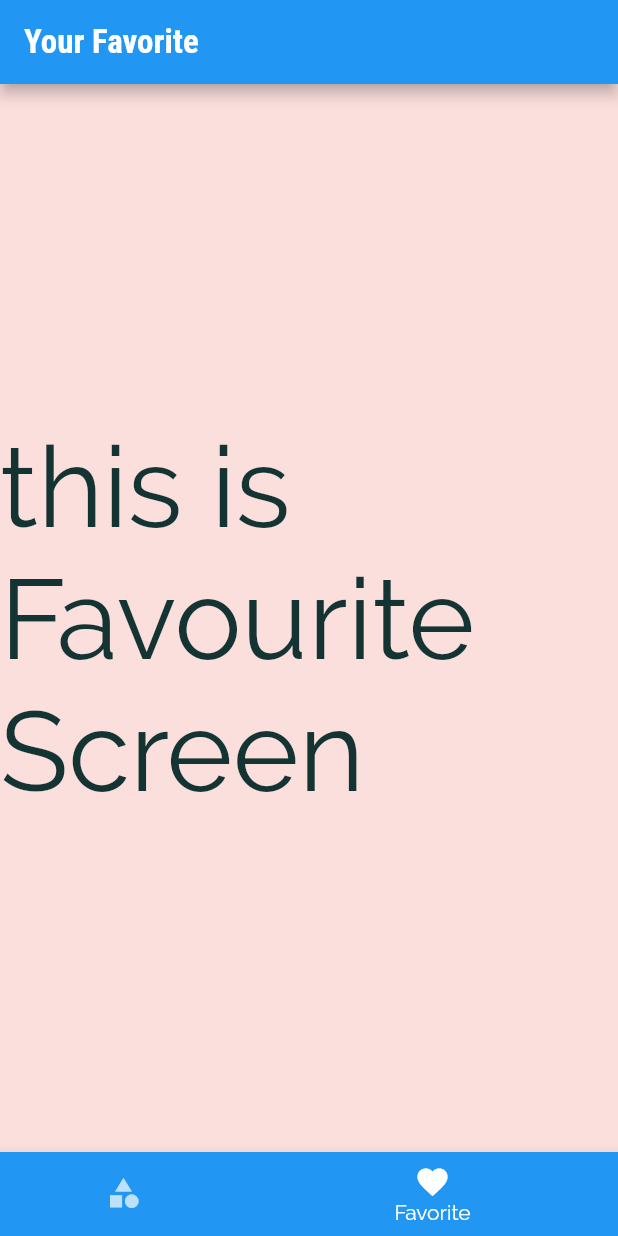
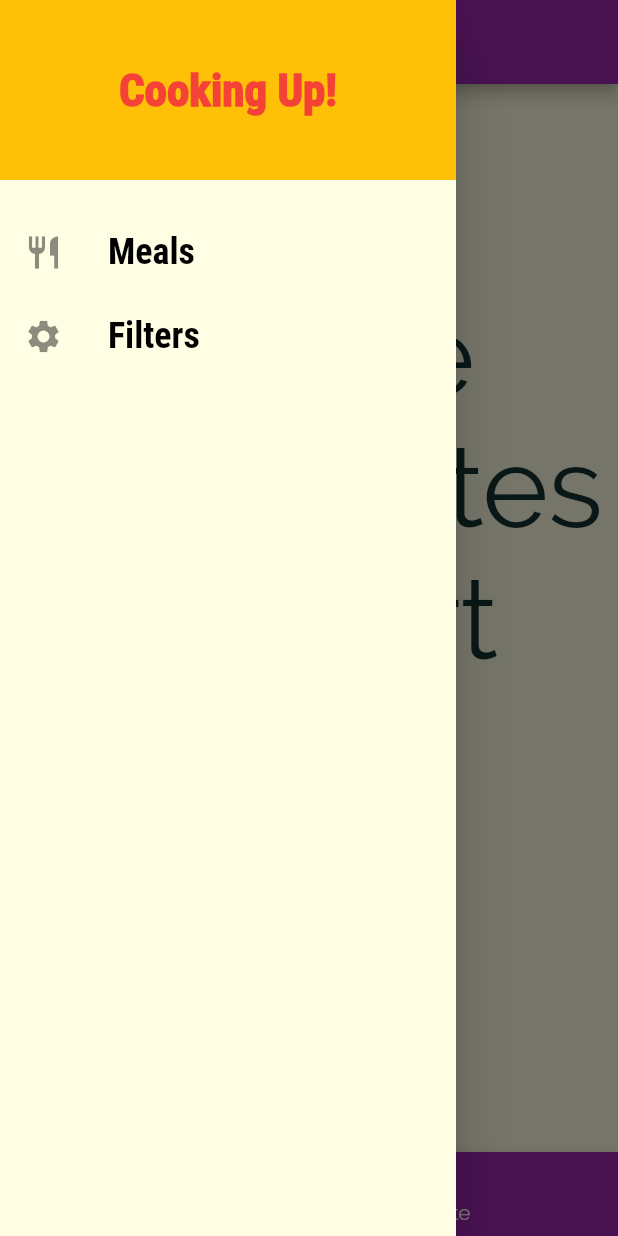
Before and after one commit to shubhamk1020/meals_app, a Flutter app: the screen it shows after launch, item 2 of the bottom bar chosen, with the side drawer open (before the commit the screen has no drawer), on a phone screen of 412 x 824 dp. Run offline on Flutter 3.47's test engine with Material 2 defaults, Android fonts, the phone set to English and light mode, and no system bars.

Commit message:
final Meal app

```diff
--- a/lib/Models/meal.dart
+++ b/lib/Models/meal.dart
@@ -27,6 +27,7 @@ class Meal {
   final bool isVegan;
   final bool isVegetarian;
 
+
    Meal(
       { this.id,
        this.categories,
--- a/lib/Screen/favorite_Screen.dart
+++ b/lib/Screen/favorite_Screen.dart
@@ -1,15 +1,38 @@
 import 'package:flutter/material.dart';
 
+import '../Models/meal.dart';
+import '../Widget/mealItem.dart';
 
 class FavoriteScreen extends StatelessWidget {
-  const FavoriteScreen({Key key}) : super(key: key);
+  final List<Meal> favoriteMeals;
+
+  const FavoriteScreen(this.favoriteMeals);
 
   @override
   Widget build(BuildContext context) {
-    return Center(
-      child: Container(
-        child: Text('this is Favourite Screen',style: TextStyle(fontSize: 75),),
-      ),
-    );
+    if (favoriteMeals.isEmpty) {
+      return Center(
+        child: Container(
+          child: Text(
+            'You have no favorites yet - start adding some!',
+            style: TextStyle(fontSize: 75),
+          ),
+        ),
+      );
+    } else {
+      return ListView.builder(
+        itemBuilder: (ctx, index) {
+          return MealItem(
+            id: favoriteMeals[index].id,
+            title: favoriteMeals[index].title,
+            imageUrl: favoriteMeals[index].imageUrl,
+            duration: favoriteMeals[index].duration,
+            complexity: favoriteMeals[index].complexity,
+            affordability: favoriteMeals[index].affordability,
+          );
+        },
+        itemCount: favoriteMeals.length,
+      );
+    }
   }
 }
--- a/lib/Screen/tab_screen.dart
+++ b/lib/Screen/tab_screen.dart
@@ -1,24 +1,34 @@
 import 'package:flutter/material.dart';
+import '../Models/meal.dart';
+import '../Widget/main_drawer.dart';
 import '../Screen/Category_Screen.dart';
 import '../Screen/favorite_Screen.dart';
 
+class TabScreen extends StatefulWidget {
+  final List<Meal> favoriteMeals;
 
-class TabScreen extends StatefulWidget {
-  const TabScreen({Key key}) : super(key: key);
+  const TabScreen(this.favoriteMeals);
+
 
   @override
   State<TabScreen> createState() => _TabScreenState();
 }
 
 class _TabScreenState extends State<TabScreen> {
-  final List<Map<String, Object>> _Pages = [
-    {'Page' : CategoryScreen(),
+   List<Map<String, Object>> _Pages;
+  int _selectePageIndex = 0;
+
+  @override
+  void initState() {
+    _Pages =  [
+    {'Page': CategoryScreen(),
     'title': 'Category'},
-
-      {'Page' :  FavoriteScreen(),
+    {'Page': FavoriteScreen(widget.favoriteMeals),
     'title': 'Your Favorite'},
-    ];
-  int _selectePageIndex = 0;
+  ];
+    // TODO: implement initState
+    super.initState();
+  }
 
   void _selectPage(int index) {
     setState(() {
@@ -29,9 +39,10 @@ class _TabScreenState extends State<TabScreen> {
   @override
   Widget build(BuildContext context) {
     return Scaffold(
-      appBar: AppBar(title: Text(_Pages[_selectePageIndex]['title']),
-
+      appBar: AppBar(
+        title: Text(_Pages[_selectePageIndex]['title']),
       ),
+      drawer: MainDrawer(),
       body: _Pages[_selectePageIndex]['Page'],
       bottomNavigationBar: BottomNavigationBar(
         currentIndex: _selectePageIndex,
@@ -41,14 +52,15 @@ class _TabScreenState extends State<TabScreen> {
         elevation: 8,
         onTap: _selectPage,
         type: BottomNavigationBarType.shifting,
-        items:  [
-
+        items: [
           BottomNavigationBarItem(
-            backgroundColor: Theme.of(context).primaryColor,
-              icon: Icon(Icons.category), label: 'Category'),
+              backgroundColor: Theme.of(context).primaryColor,
+              icon: Icon(Icons.category),
+              label: 'Category'),
           BottomNavigationBarItem(
-            backgroundColor: Theme.of(context).primaryColor,
-              icon: Icon(Icons.favorite), label: 'Favorite'),
+              backgroundColor: Theme.of(context).primaryColor,
+              icon: Icon(Icons.favorite),
+              label: 'Favorite'),
         ],
       ),
     );
--- /dev/null
+++ b/lib/Widget/main_drawer.dart
@@ -0,0 +1,60 @@
+import 'package:flutter/material.dart';
+import 'package:meals_app/Screen/filters_Screen.dart';
+import '../Screen/Category_Screen.dart';
+
+class MainDrawer extends StatelessWidget {
+  const MainDrawer({Key key}) : super(key: key);
+
+  Widget buildListTitle(String title, IconData icon, Function tapMethod) {
+    return ListTile(
+      leading: Icon(
+        icon,
+        size: 26,
+      ),
+      title: Text(
+        title,
+        style: const TextStyle(
+            fontWeight: FontWeight.bold,
+            fontFamily: 'RobotoCondensed',
+            fontSize: 24,
+            color: Colors.black),
+      ),
+      onTap: tapMethod,
+    );
+  }
+
+  @override
+  Widget build(BuildContext context) {
+    return Drawer(
+      child: Column(
+        children: [
+          Container(
+            alignment: Alignment.center,
+            height: 120,
+            width: double.infinity,
+            padding: EdgeInsets.all(10),
+            color: Colors.amber,
+            child: const Text(
+              'Cooking Up!',
+              style: TextStyle(
+                  color: Colors.red,
+                  fontWeight: FontWeight.w900,
+                  fontSize: 30,
+                  fontFamily: 'RobotoCondensed'),
+            ),
+          ),
+          const SizedBox(
+            height: 20,
+          ),
+          buildListTitle('Meals', Icons.restaurant, () {
+            Navigator.of(context).pushReplacementNamed('/');
+          }),
+          buildListTitle('Filters', Icons.settings,
+          () {
+            Navigator.of(context).pushReplacementNamed(FiltersScreen.routeName);
+          })
+        ],
+      ),
+    );
+  }
+}
--- a/lib/main.dart
+++ b/lib/main.dart
@@ -1,13 +1,72 @@
 import 'package:flutter/material.dart';
+import './Models/meal.dart';
+import './Dummy_Date.dart';
+import './Screen/filters_Screen.dart';
 import './Screen/tab_screen.dart';
 import './Screen/meal_detail_screen.dart';
 import './Screen/Category_Screen.dart';
 import './Screen/categoriesMealsScreen.dart';
 
-void main() => runApp(const MyApp());
+void main() => runApp(MyApp());
 
-class MyApp extends StatelessWidget {
-  const MyApp({Key key}) : super(key: key);
+class MyApp extends StatefulWidget {
+  @override
+  State<MyApp> createState() => _MyAppState();
+}
+
+class _MyAppState extends State<MyApp> {
+  Map<String, bool> _filters = {
+    'gluten': false,
+    'lactose': false,
+    'vegetarian': false,
+    'vegan': false,
+  };
+
+  List<Meal> _availableMeals = DUMMY_MEALS;
+  List<Meal> _favoriteMeals = [];
+
+  void _setFilters(Map<String, bool> filterData) {
+    setState(() {
+      _filters = filterData;
+
+      _availableMeals = DUMMY_MEALS.where((meal) {
+        if (_filters['gluten'] && !meal.isGlutenFree) {
+          return false;
+        }
+        if (_filters['lactose'] && !meal.isLactoseFree) {
+          return false;
+        }
+        if (_filters['vegetarian'] && !meal.isVegetarian) {
+          return false;
+        }
+        if (_filters['vegan'] && !meal.isVegan) {
+          return false;
+        }
+        return true;
+      }).toList();
+    });
+  }
+
+  void _toggleFavorite(String mealId) {
+    final existingIndex =
+        _favoriteMeals.indexWhere((meal) => meal.id == mealId);
+
+    if (existingIndex >= 0) {
+      setState(() {
+        _favoriteMeals.removeAt(existingIndex);
+      });
+    } else {
+      setState(() {
+        _favoriteMeals.add(DUMMY_MEALS.firstWhere((meal) => meal.id == mealId));
+      });
+    }
+  }
+
+  bool _isMealFavorite(String id) {
+    return _favoriteMeals.any(
+      (meal) => meal.id == id,
+    );
+  }
 
   // This widget is the root of your application.
   @override
@@ -16,9 +75,11 @@ class MyApp extends StatelessWidget {
       debugShowCheckedModeBanner: false,
       title: 'MealsApp',
       theme: ThemeData(
-           canvasColor: Color.fromARGB(251, 251, 222, 219),
-          fontFamily: 'Raleway',
-          textTheme: ThemeData.light().textTheme.copyWith(
+        primarySwatch: Colors.purple,
+        accentColor: Colors.amber,
+        canvasColor: Color.fromRGBO(255, 254, 229, 1),
+        fontFamily: 'Raleway',
+        textTheme: ThemeData.light().textTheme.copyWith(
               bodyText1: const TextStyle(
                 color: Color.fromRGBO(20, 51, 51, 1),
               ),
@@ -26,21 +87,21 @@ class MyApp extends StatelessWidget {
                 color: Color.fromRGBO(20, 51, 51, 1),
               ),
               headline6: const TextStyle(
-                fontSize: 22,
+                fontSize: 20,
                 fontFamily: 'RobotoCondensed',
                 fontWeight: FontWeight.bold,
-
-              )),
-          colorScheme: ColorScheme.fromSwatch(primarySwatch: Colors.blue)
-              .copyWith(secondary: Colors.amber),
               ),
+            ),
+      ),
       initialRoute: '/',
       //  home:  CategoryScreen(),
 
       routes: {
-        '/': (ctx) => TabScreen(),
-        CategoryMealsScreen.routeName: (ctx) => CategoryMealsScreen(),
-        MealDetailScreen.routeName: (ctx) => MealDetailScreen(),
+        '/': (ctx) => TabScreen(_favoriteMeals),
+        CategoryMealsScreen.routeName: (ctx) =>
+            CategoryMealsScreen(_availableMeals),
+        MealDetailScreen.routeName: (ctx) => MealDetailScreen(_toggleFavorite,_isMealFavorite),
+        FiltersScreen.routeName: (ctx) => FiltersScreen(_filters, _setFilters),
       },
       // This is Not Important Sometimes Important
 
```
Also changed, not shown: lib/Screen/categoriesMealsScreen.dart (+44 -13 lines), lib/Screen/filters_Screen.dart (added, +110 -0 lines), lib/Screen/meal_detail_screen.dart (+31 -17 lines), lib/Widget/mealItem.dart (+20 -10 lines), 1 other file.
